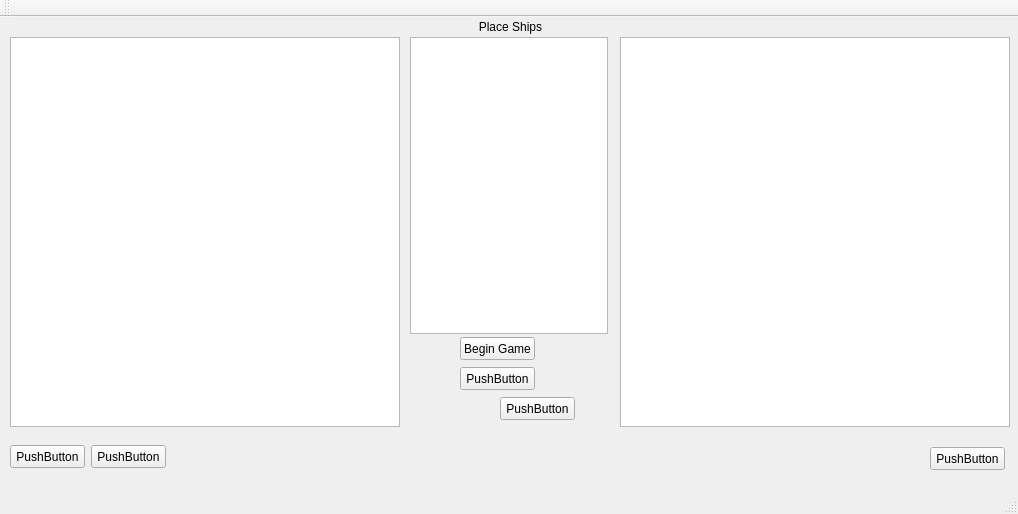
Old version of the form mainwindow.ui in the repository mzyatkov/SeaFight.
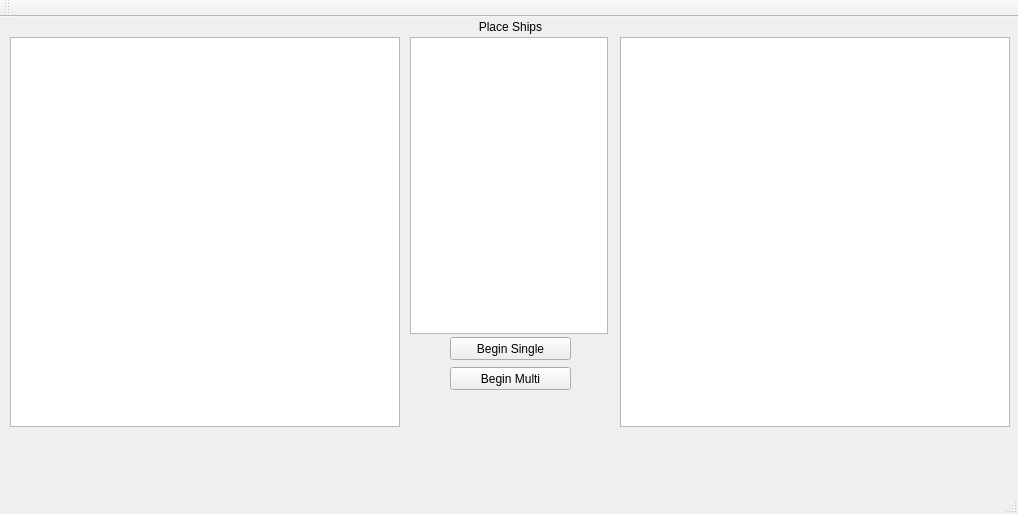
New version of the form.

Commit message: Added multiplayer button

Diff of the .ui file:
```diff
--- a/mainwindow.ui
+++ b/mainwindow.ui
@@ -14,19 +14,6 @@
    <string>MainWindow</string>
   </property>
   <widget class="QWidget" name="centralWidget">
-   <widget class="QPushButton" name="pushButton_6">
-    <property name="geometry">
-     <rect>
-      <x>930</x>
-      <y>430</y>
-      <width>75</width>
-      <height>23</height>
-     </rect>
-    </property>
-    <property name="text">
-     <string>PushButton</string>
-    </property>
-   </widget>
    <widget class="QGraphicsView" name="graphicsView_2">
     <property name="geometry">
      <rect>
@@ -115,30 +102,17 @@
      <set>QGraphicsView::DontAdjustForAntialiasing</set>
     </property>
    </widget>
-   <widget class="QPushButton" name="pushButton_3">
-    <property name="geometry">
-     <rect>
-      <x>500</x>
-      <y>380</y>
-      <width>75</width>
-      <height>23</height>
-     </rect>
-    </property>
-    <property name="text">
-     <string>PushButton</string>
-    </property>
-   </widget>
    <widget class="QPushButton" name="pushButton_2">
     <property name="geometry">
      <rect>
-      <x>460</x>
+      <x>450</x>
       <y>320</y>
-      <width>75</width>
+      <width>121</width>
       <height>23</height>
      </rect>
     </property>
     <property name="text">
-     <string>Begin Game</string>
+     <string>Begin Single</string>
     </property>
    </widget>
    <widget class="QGraphicsView" name="graphicsView_3">
@@ -163,48 +137,6 @@
      </size>
     </property>
    </widget>
-   <widget class="QPushButton" name="pushButton_4">
-    <property name="enabled">
-     <bool>true</bool>
-    </property>
-    <property name="geometry">
-     <rect>
-      <x>460</x>
-      <y>350</y>
-      <width>75</width>
-      <height>23</height>
-     </rect>
-    </property>
-    <property name="text">
-     <string>PushButton</string>
-    </property>
-   </widget>
-   <widget class="QPushButton" name="pushButton">
-    <property name="geometry">
-     <rect>
-      <x>10</x>
-      <y>428</y>
-      <width>75</width>
-      <height>23</height>
-     </rect>
-    </property>
-    <property name="text">
-     <string>PushButton</string>
-    </property>
-   </widget>
-   <widget class="QPushButton" name="pushButton_5">
-    <property name="geometry">
-     <rect>
-      <x>91</x>
-      <y>428</y>
-      <width>75</width>
-      <height>23</height>
-     </rect>
-    </property>
-    <property name="text">
-     <string>PushButton</string>
-    </property>
-   </widget>
    <widget class="QLabel" name="phaselabel">
     <property name="geometry">
      <rect>
@@ -221,6 +153,19 @@
      <set>Qt::AlignCenter</set>
     </property>
    </widget>
+   <widget class="QPushButton" name="pushButton_3">
+    <property name="geometry">
+     <rect>
+      <x>450</x>
+      <y>350</y>
+      <width>121</width>
+      <height>23</height>
+     </rect>
+    </property>
+    <property name="text">
+     <string>Begin Multi</string>
+    </property>
+   </widget>
   </widget>
   <widget class="QMenuBar" name="menuBar">
    <property name="geometry">
```
The commit also changes 5 other files.
